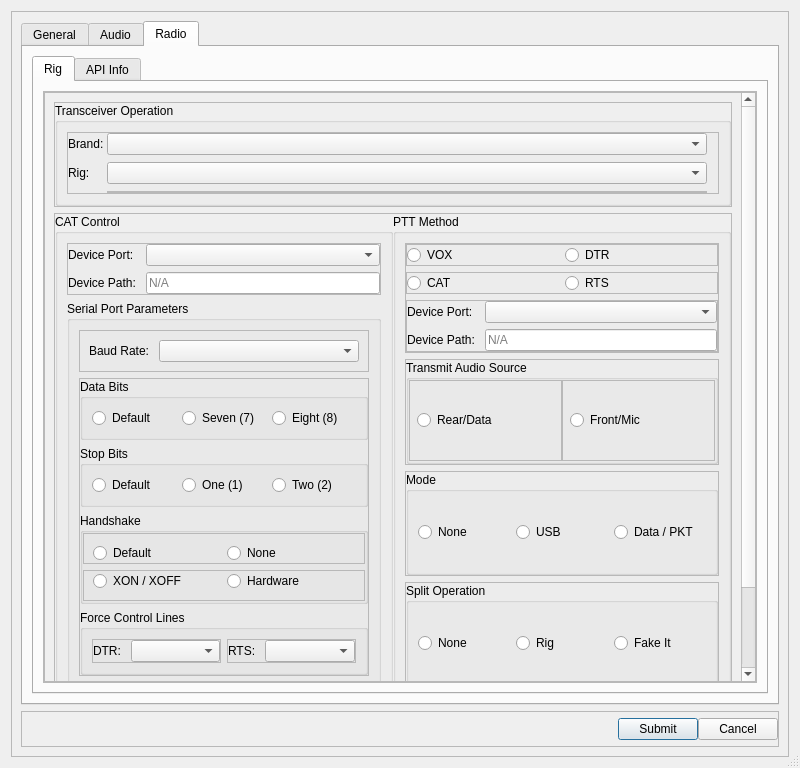
The window that src/ui/dialogsettings.ui (GekkoFyre/small-world-deluxe) describes before a commit, drawn with Qt 5.
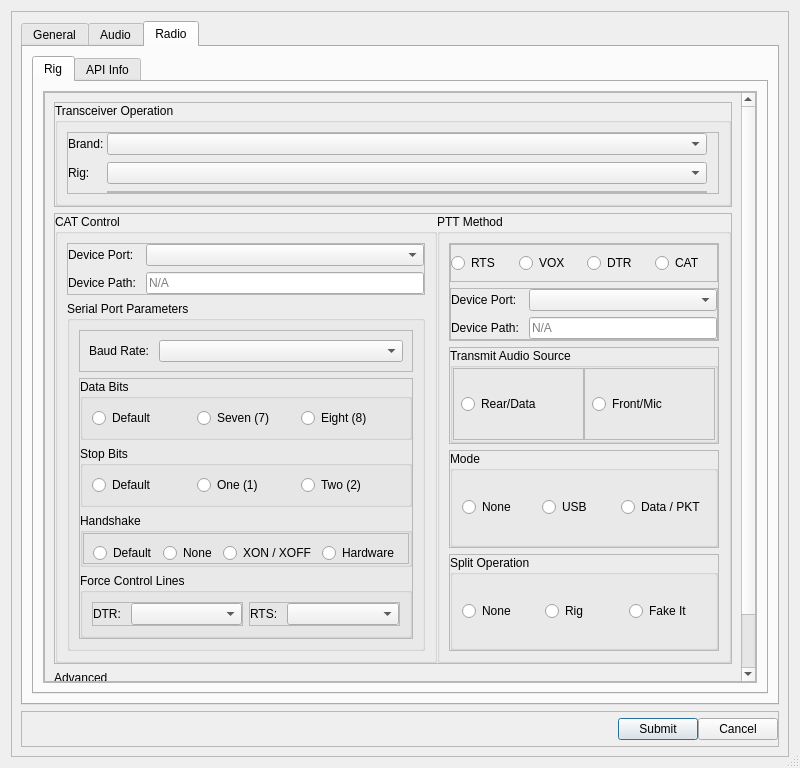
The same window after the commit. The open tabs and pages were chosen to show the change.

Patch:
```diff
--- a/src/ui/dialogsettings.ui
+++ b/src/ui/dialogsettings.ui
@@ -1504,8 +1504,8 @@
                         <rect>
                          <x>0</x>
                          <y>0</y>
-                         <width>673</width>
-                         <height>716</height>
+                         <width>681</width>
+                         <height>676</height>
                         </rect>
                        </property>
                        <layout class="QVBoxLayout" name="verticalLayout_33">
@@ -1871,21 +1871,6 @@
                                             </property>
                                            </widget>
                                           </item>
-                                         </layout>
-                                        </widget>
-                                       </item>
-                                       <item>
-                                        <widget class="QFrame" name="frame_handshake_radio_2">
-                                         <property name="frameShape">
-                                          <enum>QFrame::StyledPanel</enum>
-                                         </property>
-                                         <property name="frameShadow">
-                                          <enum>QFrame::Raised</enum>
-                                         </property>
-                                         <layout class="QHBoxLayout" name="horizontalLayout_23">
-                                          <property name="topMargin">
-                                           <number>0</number>
-                                          </property>
                                           <item>
                                            <widget class="QRadioButton" name="radioButton_handshake_xon_xoff">
                                             <property name="text">
@@ -2040,6 +2025,13 @@
                                     <property name="bottomMargin">
                                      <number>0</number>
                                     </property>
+                                    <item>
+                                     <widget class="QRadioButton" name="radioButton_ptt_method_rts">
+                                      <property name="text">
+                                       <string>RTS</string>
+                                      </property>
+                                     </widget>
+                                    </item>
                                     <item>
                                      <widget class="QRadioButton" name="radioButton_ptt_method_vox">
                                       <property name="text">
@@ -2054,30 +2046,6 @@
                                       </property>
                                      </widget>
                                     </item>
-                                   </layout>
-                                  </widget>
-                                 </item>
-                                 <item>
-                                  <widget class="QFrame" name="frame_ptt_method_radio_2">
-                                   <property name="frameShape">
-                                    <enum>QFrame::StyledPanel</enum>
-                                   </property>
-                                   <property name="frameShadow">
-                                    <enum>QFrame::Raised</enum>
-                                   </property>
-                                   <layout class="QHBoxLayout" name="horizontalLayout_20">
-                                    <property name="leftMargin">
-                                     <number>0</number>
-                                    </property>
-                                    <property name="topMargin">
-                                     <number>0</number>
-                                    </property>
-                                    <property name="rightMargin">
-                                     <number>0</number>
-                                    </property>
-                                    <property name="bottomMargin">
-                                     <number>0</number>
-                                    </property>
                                     <item>
                                      <widget class="QRadioButton" name="radioButton_ptt_method_cat">
                                       <property name="text">
@@ -2085,13 +2053,6 @@
                                       </property>
                                      </widget>
                                     </item>
-                                    <item>
-                                     <widget class="QRadioButton" name="radioButton_ptt_method_rts">
-                                      <property name="text">
-                                       <string>RTS</string>
-                                      </property>
-                                     </widget>
-                                    </item>
                                    </layout>
                                   </widget>
                                  </item>
```
Left out of the diff: 4 changed lines with no effect on the pictures.
